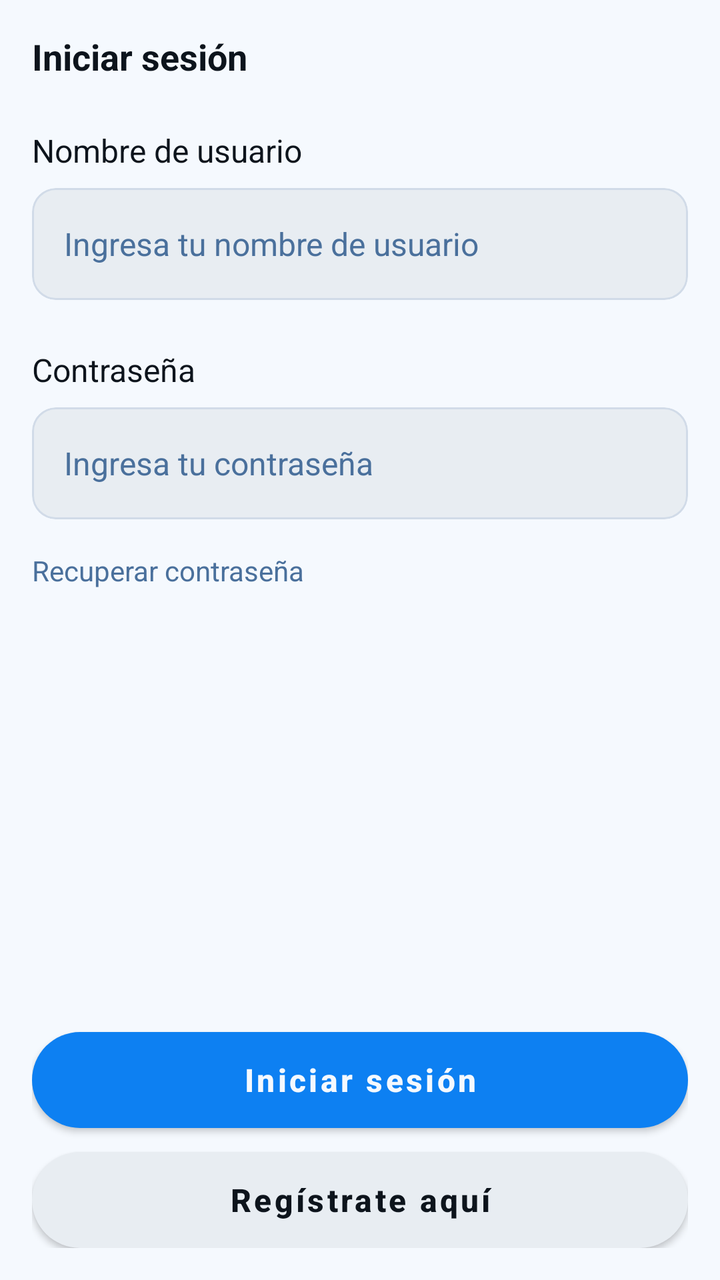
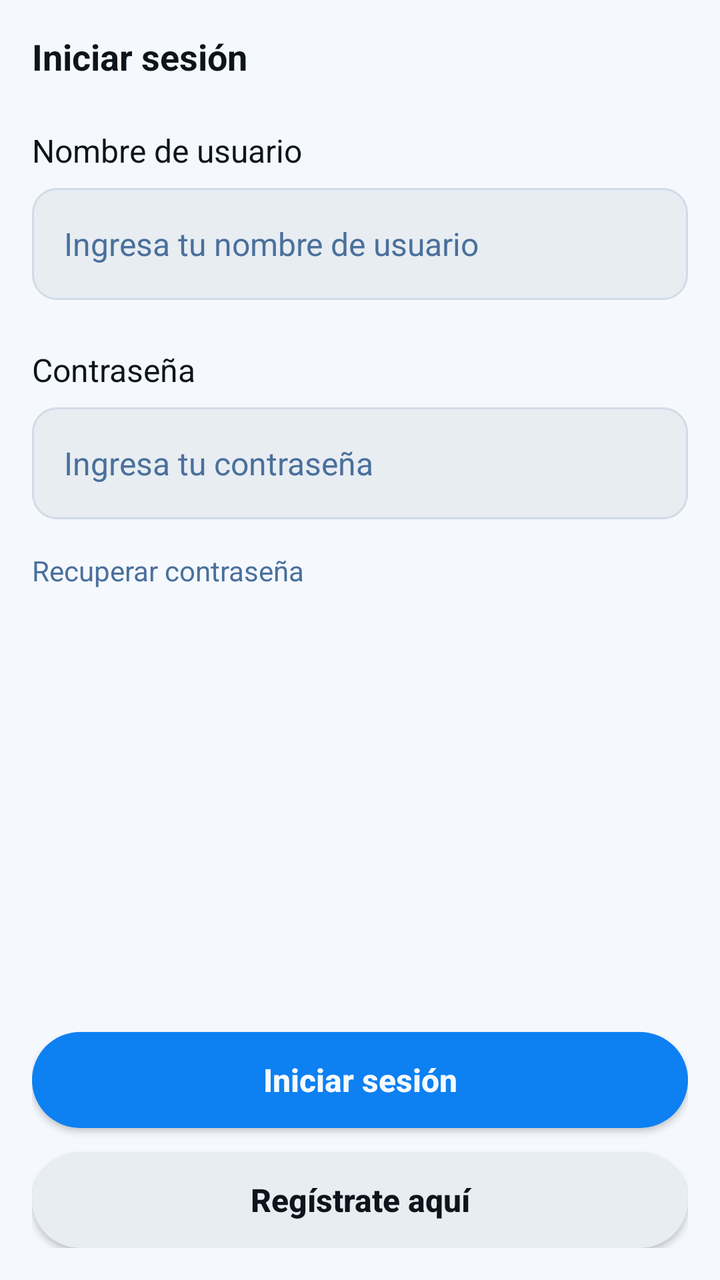

Screens rendered from an Android XML layout before and after an edit, with the pre-edit source and the edit as a unified diff.
<!-- AndroidManifest.xml: application theme Theme.SurMarket -->
<!-- res/layout/fragment_login.xml -->
<?xml version="1.0" encoding="utf-8"?>
<ScrollView xmlns:android="http://schemas.android.com/apk/res/android"
    xmlns:app="http://schemas.android.com/apk/res-auto"
    xmlns:tools="http://schemas.android.com/tools"
    android:layout_width="match_parent"
    android:layout_height="match_parent"
    android:background="@color/color_background"
    android:fillViewport="true">

    <LinearLayout
        android:layout_width="match_parent"
        android:layout_height="match_parent"
        android:orientation="vertical"
        android:paddingHorizontal="@dimen/spacing_md"
        android:paddingTop="@dimen/spacing_md"
        android:paddingBottom="@dimen/spacing_md">

        
        <TextView
            android:id="@+id/txvLoginTitle"
            android:layout_width="match_parent"
            android:layout_height="wrap_content"
            android:text="@string/loginTitle"
            android:textAlignment="center"
            android:textColor="@color/color_text_primary"
            android:textSize="@dimen/text_size_title"
            android:textStyle="bold" />

        
        <TextView
            android:id="@+id/txvLoginUsername"
            android:layout_width="match_parent"
            android:layout_height="wrap_content"
            android:layout_marginTop="@dimen/spacing_lg"
            android:text="@string/loginUsername"
            android:textColor="@color/color_text_primary"
            android:textSize="@dimen/text_size_body" />

        <com.google.android.material.card.MaterialCardView
            android:layout_width="match_parent"
            android:layout_height="wrap_content"
            android:layout_marginTop="@dimen/spacing_xs"
            app:cardBackgroundColor="@color/color_surface"
            app:cardCornerRadius="@dimen/corner_radius_input"
            app:cardElevation="@dimen/elevation_none"
            app:strokeColor="@color/color_border"
            app:strokeWidth="@dimen/stroke_width_thin">

            <EditText
                android:id="@+id/edtLoginUsername"
                android:layout_width="match_parent"
                android:layout_height="@dimen/height_input"
                android:background="@null"
                android:hint="@string/loginUsernameHint"
                android:importantForAutofill="no"
                android:inputType="textPersonName"
                android:paddingHorizontal="@dimen/spacing_md"
                android:textColor="@color/color_text_primary"
                android:textColorHint="@color/color_text_secondary"
                android:textSize="@dimen/text_size_body" />
        </com.google.android.material.card.MaterialCardView>

        
        <TextView
            android:id="@+id/txvLoginPassword"
            android:layout_width="match_parent"
            android:layout_height="wrap_content"
            android:layout_marginTop="@dimen/spacing_lg"
            android:text="@string/loginPassword"
            android:textColor="@color/color_text_primary"
            android:textSize="@dimen/text_size_body" />

        <com.google.android.material.card.MaterialCardView
            android:layout_width="match_parent"
            android:layout_height="wrap_content"
            android:layout_marginTop="@dimen/spacing_xs"
            app:cardBackgroundColor="@color/color_surface"
            app:cardCornerRadius="@dimen/corner_radius_input"
            app:cardElevation="@dimen/elevation_none"
            app:strokeColor="@color/color_border"
            app:strokeWidth="@dimen/stroke_width_thin">

            <EditText
                android:id="@+id/edtLoginPassword"
                android:layout_width="match_parent"
                android:layout_height="@dimen/height_input"
                android:background="@null"
                android:hint="@string/loginPasswordHint"
                android:importantForAutofill="no"
                android:inputType="textPassword"
                android:paddingHorizontal="@dimen/spacing_md"
                android:textColor="@color/color_text_primary"
                android:textColorHint="@color/color_text_secondary"
                android:textSize="@dimen/text_size_body" />
        </com.google.android.material.card.MaterialCardView>

        
        <TextView
            android:id="@+id/txvLoginForgotPassword"
            android:layout_width="wrap_content"
            android:layout_height="wrap_content"
            android:layout_marginTop="@dimen/spacing_md"
            android:text="@string/loginForgotPassword"
            android:textColor="@color/color_text_secondary"
            android:textSize="@dimen/text_size_small" />

        
        <View
            android:layout_width="match_parent"
            android:layout_height="0dp"
            android:layout_weight="1" />

        
        <com.google.android.material.button.MaterialButton
            android:id="@+id/btnLogin"
            android:layout_width="match_parent"
            android:layout_height="wrap_content"
            android:layout_marginTop="@dimen/spacing_lg"
            android:insetTop="@dimen/elevation_none"
            android:insetBottom="@dimen/elevation_none"
            android:minHeight="@dimen/height_button_min"
            android:text="@string/loginTitle"
            android:textAllCaps="false"
            android:textColor="@color/color_background"
            android:textSize="@dimen/text_size_body"
            android:textStyle="bold"
            app:backgroundTint="@color/color_primary"
            app:cornerRadius="@dimen/corner_radius_button" />

        <com.google.android.material.button.MaterialButton
            android:id="@+id/btnRegister"
            android:layout_width="match_parent"
            android:layout_height="wrap_content"
            android:layout_marginTop="@dimen/spacing_sm"
            android:insetTop="@dimen/elevation_none"
            android:insetBottom="@dimen/elevation_none"
            android:minHeight="@dimen/height_button_min"
            android:text="@string/loginRegister"
            android:textAllCaps="false"
            android:textColor="@color/color_text_primary"
            android:textSize="@dimen/text_size_body"
            android:textStyle="bold"
            app:backgroundTint="@color/color_surface"
            app:cornerRadius="@dimen/corner_radius_button" />
    </LinearLayout>
</ScrollView>
<!-- resources referenced by this layout -->
<resources>
  <color name="color_background">#F5F9FE</color>
  <color name="color_border">#D1DBE8</color>
  <color name="color_primary">#0D80F2</color>
  <color name="color_surface">#E8EDF2</color>
  <color name="color_text_primary">#0D141C</color>
  <color name="color_text_secondary">#4A709C</color>
  <dimen name="corner_radius_button">24dp</dimen>
  <dimen name="corner_radius_input">12dp</dimen>
  <dimen name="elevation_none">0dp</dimen>
  <dimen name="height_button_min">48dp</dimen>
  <dimen name="height_input">56dp</dimen>
  <dimen name="spacing_lg">24dp</dimen>
  <dimen name="spacing_md">16dp</dimen>
  <dimen name="spacing_sm">12dp</dimen>
  <dimen name="spacing_xs">8dp</dimen>
  <dimen name="stroke_width_thin">1dp</dimen>
  <dimen name="text_size_body">16sp</dimen>
  <dimen name="text_size_small">14sp</dimen>
  <dimen name="text_size_title">18sp</dimen>
  <string name="loginForgotPassword">Recuperar contraseña</string>
  <string name="loginPassword">Contraseña</string>
  <string name="loginPasswordHint">Ingresa tu contraseña</string>
  <string name="loginRegister">Regístrate aquí</string>
  <string name="loginTitle">Iniciar sesión</string>
  <string name="loginUsername">Nombre de usuario</string>
  <string name="loginUsernameHint">Ingresa tu nombre de usuario</string>
  <style name="Theme.SurMarket" parent="Theme.MaterialComponents.DayNight.DarkActionBar">
          
          <item name="colorPrimary">@color/purple_500</item>
          <item name="colorPrimaryVariant">@color/purple_700</item>
          <item name="colorOnPrimary">@color/white</item>
          
          <item name="colorSecondary">@color/teal_200</item>
          <item name="colorSecondaryVariant">@color/teal_700</item>
          <item name="colorOnSecondary">@color/black</item>
          
          <item name="android:statusBarColor">?attr/colorPrimaryVariant</item>
          
      </style>
  <color name="purple_500">#FF6200EE</color>
  <color name="purple_700">#FF3700B3</color>
  <color name="white">#FFFFFFFF</color>
  <color name="teal_200">#FF03DAC5</color>
  <color name="teal_700">#FF018786</color>
  <color name="black">#FF000000</color>
</resources>

<!-- the commit's change to res/layout/fragment_login.xml (unified diff, before → after) -->
@@ -1,7 +1,5 @@
 <?xml version="1.0" encoding="utf-8"?>
 <ScrollView xmlns:android="http://schemas.android.com/apk/res/android"
-    xmlns:app="http://schemas.android.com/apk/res-auto"
-    xmlns:tools="http://schemas.android.com/tools"
     android:layout_width="match_parent"
     android:layout_height="match_parent"
     android:background="@color/color_background"
@@ -36,29 +34,19 @@
             android:textColor="@color/color_text_primary"
             android:textSize="@dimen/text_size_body" />
 
-        <com.google.android.material.card.MaterialCardView
+        <EditText
+            android:id="@+id/edtLoginUsername"
             android:layout_width="match_parent"
-            android:layout_height="wrap_content"
+            android:layout_height="@dimen/height_input"
             android:layout_marginTop="@dimen/spacing_xs"
-            app:cardBackgroundColor="@color/color_surface"
-            app:cardCornerRadius="@dimen/corner_radius_input"
-            app:cardElevation="@dimen/elevation_none"
-            app:strokeColor="@color/color_border"
-            app:strokeWidth="@dimen/stroke_width_thin">
-
-            <EditText
-                android:id="@+id/edtLoginUsername"
-                android:layout_width="match_parent"
-                android:layout_height="@dimen/height_input"
-                android:background="@null"
-                android:hint="@string/loginUsernameHint"
-                android:importantForAutofill="no"
-                android:inputType="textPersonName"
-                android:paddingHorizontal="@dimen/spacing_md"
-                android:textColor="@color/color_text_primary"
-                android:textColorHint="@color/color_text_secondary"
-                android:textSize="@dimen/text_size_body" />
-        </com.google.android.material.card.MaterialCardView>
+            android:background="@drawable/bg_input"
+            android:hint="@string/loginUsernameHint"
+            android:importantForAutofill="no"
+            android:inputType="textPersonName"
+            android:paddingHorizontal="@dimen/spacing_md"
+            android:textColor="@color/color_text_primary"
+            android:textColorHint="@color/color_text_secondary"
+            android:textSize="@dimen/text_size_body" />
 
         
         <TextView
@@ -70,29 +58,19 @@
             android:textColor="@color/color_text_primary"
             android:textSize="@dimen/text_size_body" />
 
-        <com.google.android.material.card.MaterialCardView
+        <EditText
+            android:id="@+id/edtLoginPassword"
             android:layout_width="match_parent"
-            android:layout_height="wrap_content"
+            android:layout_height="@dimen/height_input"
             android:layout_marginTop="@dimen/spacing_xs"
-            app:cardBackgroundColor="@color/color_surface"
-            app:cardCornerRadius="@dimen/corner_radius_input"
-            app:cardElevation="@dimen/elevation_none"
-            app:strokeColor="@color/color_border"
-            app:strokeWidth="@dimen/stroke_width_thin">
-
-            <EditText
-                android:id="@+id/edtLoginPassword"
-                android:layout_width="match_parent"
-                android:layout_height="@dimen/height_input"
-                android:background="@null"
-                android:hint="@string/loginPasswordHint"
-                android:importantForAutofill="no"
-                android:inputType="textPassword"
-                android:paddingHorizontal="@dimen/spacing_md"
-                android:textColor="@color/color_text_primary"
-                android:textColorHint="@color/color_text_secondary"
-                android:textSize="@dimen/text_size_body" />
-        </com.google.android.material.card.MaterialCardView>
+            android:background="@drawable/bg_input"
+            android:hint="@string/loginPasswordHint"
+            android:importantForAutofill="no"
+            android:inputType="textPassword"
+            android:paddingHorizontal="@dimen/spacing_md"
+            android:textColor="@color/color_text_primary"
+            android:textColorHint="@color/color_text_secondary"
+            android:textSize="@dimen/text_size_body" />
 
         
         <TextView
@@ -111,36 +89,30 @@
             android:layout_weight="1" />
 
         
-        <com.google.android.material.button.MaterialButton
+        <androidx.appcompat.widget.AppCompatButton
             android:id="@+id/btnLogin"
             android:layout_width="match_parent"
             android:layout_height="wrap_content"
             android:layout_marginTop="@dimen/spacing_lg"
-            android:insetTop="@dimen/elevation_none"
-            android:insetBottom="@dimen/elevation_none"
+            android:background="@drawable/bg_button_primary"
             android:minHeight="@dimen/height_button_min"
             android:text="@string/loginTitle"
             android:textAllCaps="false"
             android:textColor="@color/color_background"
             android:textSize="@dimen/text_size_body"
-            android:textStyle="bold"
-            app:backgroundTint="@color/color_primary"
-            app:cornerRadius="@dimen/corner_radius_button" />
+            android:textStyle="bold" />
 
-        <com.google.android.material.button.MaterialButton
+        <androidx.appcompat.widget.AppCompatButton
             android:id="@+id/btnRegister"
             android:layout_width="match_parent"
             android:layout_height="wrap_content"
             android:layout_marginTop="@dimen/spacing_sm"
-            android:insetTop="@dimen/elevation_none"
-            android:insetBottom="@dimen/elevation_none"
+            android:background="@drawable/bg_button_secondary"
             android:minHeight="@dimen/height_button_min"
             android:text="@string/loginRegister"
             android:textAllCaps="false"
             android:textColor="@color/color_text_primary"
             android:textSize="@dimen/text_size_body"
-            android:textStyle="bold"
-            app:backgroundTint="@color/color_surface"
-            app:cornerRadius="@dimen/corner_radius_button" />
+            android:textStyle="bold" />
     </LinearLayout>
 </ScrollView>
<!-- resource entries referenced after the edit -->
@@ -1,24 +1,41 @@
 <!-- resources referenced by this layout -->
 <resources>
   <color name="color_background">#F5F9FE</color>
-  <color name="color_border">#D1DBE8</color>
-  <color name="color_primary">#0D80F2</color>
-  <color name="color_surface">#E8EDF2</color>
   <color name="color_text_primary">#0D141C</color>
   <color name="color_text_secondary">#4A709C</color>
-  <dimen name="corner_radius_button">24dp</dimen>
-  <dimen name="corner_radius_input">12dp</dimen>
-  <dimen name="elevation_none">0dp</dimen>
   <dimen name="height_button_min">48dp</dimen>
   <dimen name="height_input">56dp</dimen>
   <dimen name="spacing_lg">24dp</dimen>
   <dimen name="spacing_md">16dp</dimen>
   <dimen name="spacing_sm">12dp</dimen>
   <dimen name="spacing_xs">8dp</dimen>
-  <dimen name="stroke_width_thin">1dp</dimen>
   <dimen name="text_size_body">16sp</dimen>
   <dimen name="text_size_small">14sp</dimen>
   <dimen name="text_size_title">18sp</dimen>
+  <!-- drawable bg_button_primary (drawable) -->
+  <?xml version="1.0" encoding="utf-8"?>
+  <shape xmlns:android="http://schemas.android.com/apk/res/android"
+      android:shape="rectangle">
+      <solid android:color="@color/color_primary" />
+      <corners android:radius="@dimen/corner_radius_button" />
+  </shape>
+  <!-- drawable bg_button_secondary (drawable) -->
+  <?xml version="1.0" encoding="utf-8"?>
+  <shape xmlns:android="http://schemas.android.com/apk/res/android"
+      android:shape="rectangle">
+      <solid android:color="@color/color_surface" />
+      <corners android:radius="@dimen/corner_radius_button" />
+  </shape>
+  <!-- drawable bg_input (drawable) -->
+  <?xml version="1.0" encoding="utf-8"?>
+  <shape xmlns:android="http://schemas.android.com/apk/res/android"
+      android:shape="rectangle">
+      <solid android:color="@color/color_surface" />
+      <stroke
+          android:width="@dimen/stroke_width_thin"
+          android:color="@color/color_border" />
+      <corners android:radius="@dimen/corner_radius_input" />
+  </shape>
   <string name="loginForgotPassword">Recuperar contraseña</string>
   <string name="loginPassword">Contraseña</string>
   <string name="loginPasswordHint">Ingresa tu contraseña</string>
@@ -39,6 +56,12 @@
           <item name="android:statusBarColor">?attr/colorPrimaryVariant</item>
           
       </style>
+  <color name="color_primary">#0D80F2</color>
+  <dimen name="corner_radius_button">24dp</dimen>
+  <color name="color_surface">#E8EDF2</color>
+  <dimen name="stroke_width_thin">1dp</dimen>
+  <color name="color_border">#D1DBE8</color>
+  <dimen name="corner_radius_input">12dp</dimen>
   <color name="purple_500">#FF6200EE</color>
   <color name="purple_700">#FF3700B3</color>
   <color name="white">#FFFFFFFF</color>
